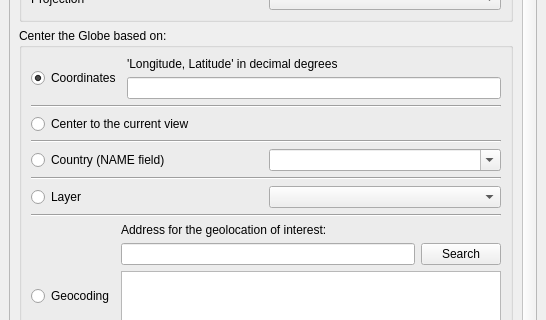
Above: GlobeBuilder/resources/ui/globe_builder_dockwidget_base.ui from majaes/Map2Globe before the change; both pictures show x 0 to 546 and y 129 to 449 of the 546 by 888 pixel window. Below: the same form after it.
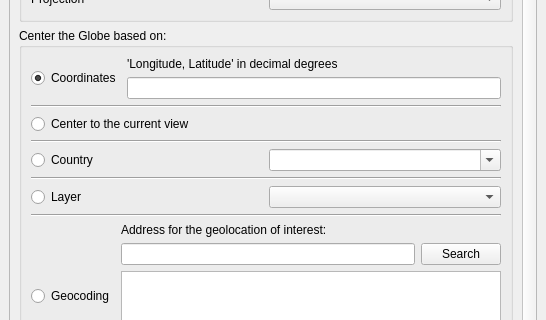
That is the form after the change. Custom widgets are drawn as their Qt base class.

Commit message: Wording: 'oceans' instead of 'fill', 'Country' option, halo line colour #a0a0a4 (v0.7.4)

What changed in the file:
```diff
--- a/GlobeBuilder/resources/ui/globe_builder_dockwidget_base.ui
+++ b/GlobeBuilder/resources/ui/globe_builder_dockwidget_base.ui
@@ -251,7 +251,7 @@
                  <item>
                   <widget class="QRadioButton" name="radioButtonName">
                    <property name="text">
-                    <string>Country (NAME field)</string>
+                    <string>Country</string>
                    </property>
                   </widget>
                  </item>
```
Left out of the diff: 8 changed lines with no effect on the pictures. The commit also changes 5 other files.
